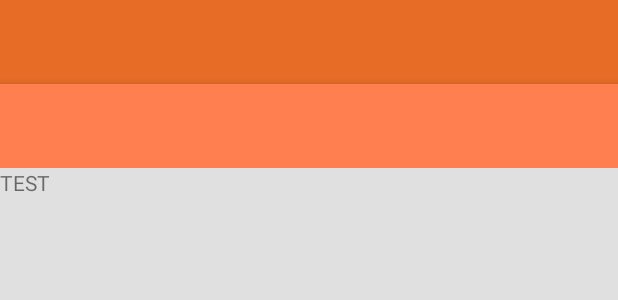
After one commit to JunHoPark93/FoodCampus, an Android app: the layout activity_favorite.xml on its own in the app's theme, with its tools: preview values and no code run, on a phone screen of 412 x 824 dp. The commit adds this screen. Shown: the top 300 px of the screen. Run offline under Robolectric (Android 15) with nearby library versions, the phone set to English and light mode, and no system bars.

Commit message:
Favorite Activity, layout, listview추가

```diff
--- a/app/src/main/java/com/jarvis/foodcampus/interactor/LoginInteractor.java
+++ b/app/src/main/java/com/jarvis/foodcampus/interactor/LoginInteractor.java
@@ -275,6 +275,7 @@ public class LoginInteractor {
                         String userId = favoriteTemp.getString("USER_ID");
                         String restaurantId = favoriteTemp.getString("RESTAURANT_ID");
 
+                        System.out.println("즐겨찾기시발"+userId+restaurantId);
                         favoriteModels[i] = new FavoriteModel(Integer.parseInt(userId), Integer.parseInt(restaurantId));
                     }
 
--- /dev/null
+++ b/app/src/main/res/layout/activity_favorite.xml
@@ -0,0 +1,36 @@
+<?xml version="1.0" encoding="utf-8"?>
+<android.support.v4.widget.DrawerLayout
+    xmlns:android="http://schemas.android.com/apk/res/android"
+    xmlns:app="http://schemas.android.com/apk/res-auto"
+    xmlns:tools="http://schemas.android.com/tools"
+    android:id="@+id/drawer_layout"
+    android:layout_width="match_parent"
+    android:layout_height="match_parent"
+    android:fitsSystemWindows="true"
+    tools:openDrawer="start"
+    tools:context=".view.favorite.FavoriteActivity"
+    >
+
+
+    <android.support.design.widget.CoordinatorLayout
+        xmlns:android="http://schemas.android.com/apk/res/android"
+        xmlns:app="http://schemas.android.com/apk/res-auto"
+        xmlns:tools="http://schemas.android.com/tools"
+        android:layout_width="match_parent"
+        android:layout_height="match_parent"
+        android:fitsSystemWindows="true">
+
+
+        <include layout="@layout/global_app_bar_layout" />
+
+        <!-- Content -->
+        <include layout="@layout/content_favorite" />
+
+
+    </android.support.design.widget.CoordinatorLayout>
+
+
+    <!-- Nav mDrawerLayout -->
+    <include layout="@layout/global_navdrawer" />
+
+</android.support.v4.widget.DrawerLayout>
--- /dev/null
+++ b/app/src/main/res/layout/content_favorite.xml
@@ -0,0 +1,31 @@
+<android.support.design.widget.CoordinatorLayout xmlns:android="http://schemas.android.com/apk/res/android"
+    xmlns:app="http://schemas.android.com/apk/res-auto"
+    xmlns:tools="http://schemas.android.com/tools"
+    android:id="@+id/main_content"
+    android:layout_width="match_parent"
+    android:layout_height="match_parent"
+    android:fitsSystemWindows="true"
+    tools:context=".view.favorite.FavoriteActivity">
+
+
+    <RelativeLayout
+        android:layout_width="match_parent"
+        android:layout_height="match_parent"
+        android:background="@color/colorGray"
+        android:layout_marginTop="?attr/actionBarSize">
+
+        <TextView
+            android:layout_width="wrap_content"
+            android:layout_height="wrap_content"
+            android:text="TEST"/>
+
+        <ListView
+            android:layout_width="match_parent"
+            android:layout_height="wrap_content"
+            android:background="@color/colorGray"
+            android:id="@+id/favorite_listview">
+        </ListView>
+
+    </RelativeLayout>
+
+</android.support.design.widget.CoordinatorLayout>
```
Also changed, not shown: app/src/main/java/com/jarvis/foodcampus/presenter/favorite/FavoriteAdapter.java (added, +79 -0 lines), app/src/main/java/com/jarvis/foodcampus/presenter/favorite/FavoritePresenter.java (added, +9 -0 lines), app/src/main/java/com/jarvis/foodcampus/presenter/favorite/FavoritePresenterImpl.java (added, +68 -0 lines), app/src/main/java/com/jarvis/foodcampus/view/favorite/FavoriteActivity.java (added, +65 -0 lines), app/src/main/java/com/jarvis/foodcampus/view/favorite/FavoriteView.java (added, +11 -0 lines), app/src/main/java/com/jarvis/foodcampus/view/main/MainActivity.java (+14 -3 lines), app/src/main/res/layout/favorite_layout_onecol.xml (added, +46 -0 lines).
